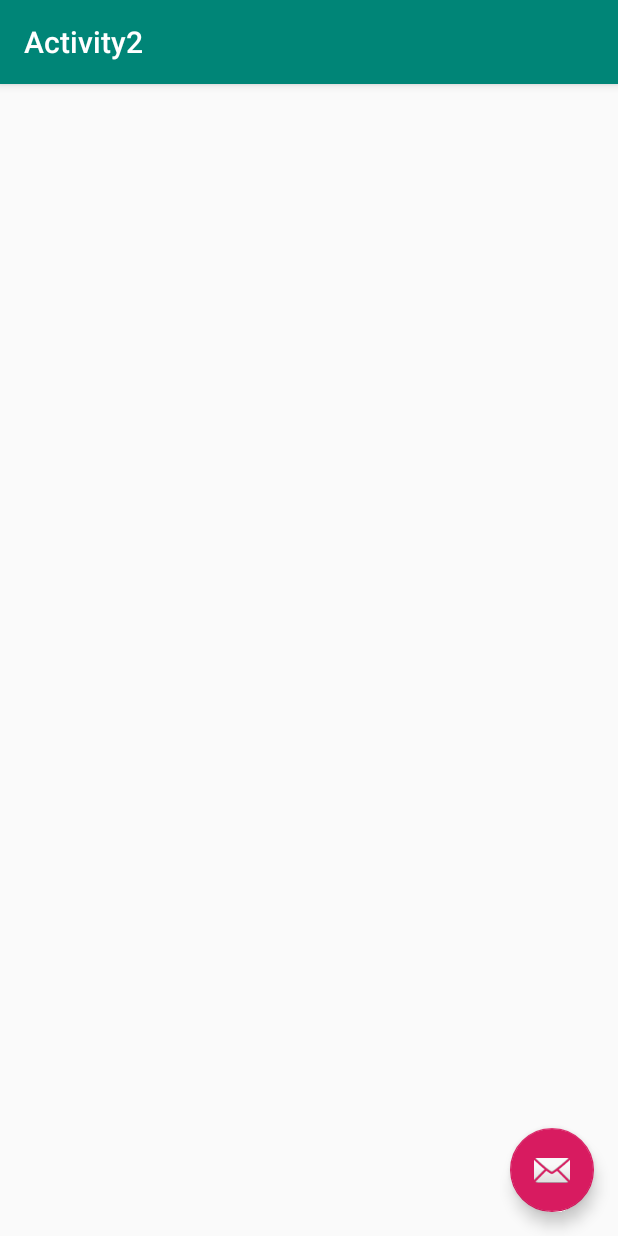
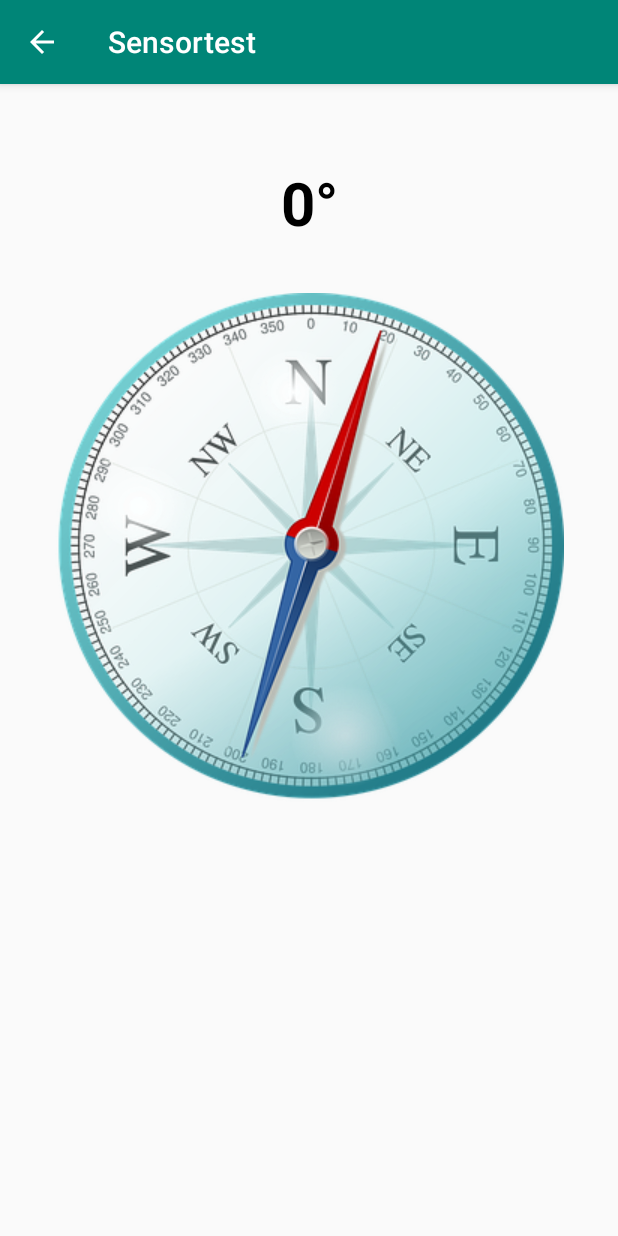
Before and after one commit to AlexandraBucei/Sensor, an Android app: the screen it shows after launch (Activity2 before the commit, Compass after it), after a tap on "COMPASS", on a phone screen of 412 x 824 dp. Run offline under Robolectric (Android 15) with nearby library versions, the phone set to English and light mode, and no system bars.

Commit message:
Commit one

```diff
--- a/app/src/main/java/com/example/myfirstapp/Activity2.java
+++ /dev/null
@@ -1,32 +0,0 @@
-package com.example.myfirstapp;
-
-import android.os.Bundle;
-
-import com.google.android.material.floatingactionbutton.FloatingActionButton;
-import com.google.android.material.snackbar.Snackbar;
-
-import androidx.appcompat.app.AppCompatActivity;
-import androidx.appcompat.widget.Toolbar;
-
-import android.view.View;
-
-public class Activity2 extends AppCompatActivity {
-
-    @Override
-    protected void onCreate(Bundle savedInstanceState) {
-        super.onCreate(savedInstanceState);
-        setContentView(R.layout.activity_2);
-        Toolbar toolbar = findViewById(R.id.toolbar);
-        setSupportActionBar(toolbar);
-
-        FloatingActionButton fab = findViewById(R.id.fab);
-        fab.setOnClickListener(new View.OnClickListener() {
-            @Override
-            public void onClick(View view) {
-                Snackbar.make(view, "Replace with your own action", Snackbar.LENGTH_LONG)
-                        .setAction("Action", null).show();
-            }
-        });
-    }
-
-}
--- /dev/null
+++ b/app/src/main/java/com/example/myfirstapp/Compass.java
@@ -0,0 +1,166 @@
+package com.example.myfirstapp;
+
+import androidx.appcompat.app.AlertDialog;
+import androidx.appcompat.app.AppCompatActivity;
+
+import android.content.DialogInterface;
+import android.hardware.Sensor;
+import android.hardware.SensorEvent;
+import android.hardware.SensorEventListener;
+import android.hardware.SensorManager;
+import android.media.MediaPlayer;
+import android.os.Bundle;
+import android.os.Vibrator;
+import android.view.View;
+import android.widget.ImageView;
+import android.widget.TextView;
+
+
+
+public class Compass extends AppCompatActivity implements SensorEventListener {
+    ImageView compass_img;
+    TextView txt_compass;
+    MediaPlayer mediaPlayer;
+    Vibrator vibrator;
+    View view;
+    int mAzimuth;
+    private SensorManager mSensorManager;
+    private Sensor mRotationV, mAccelerometer, mMagnetometer;
+    boolean haveSensor = false, haveSensor2 = false;
+    float[] rMat = new float[9];
+    float[] orientation = new float[3];
+    private float[] mLastAccelerometer = new float[3];
+    private float[] mLastMagnetometer = new float[3];
+    private boolean mLastAccelerometerSet = false;
+    private boolean mLastMagnetometerSet = false;
+
+    @Override
+    protected void onCreate(Bundle savedInstanceState) {
+        super.onCreate(savedInstanceState);
+        setContentView(R.layout.activity_compass);
+
+        mSensorManager = (SensorManager) getSystemService(SENSOR_SERVICE);
+        compass_img = (ImageView) findViewById(R.id.img_compass);
+        txt_compass = (TextView) findViewById(R.id.txt_azimuth);
+
+        mediaPlayer = MediaPlayer.create(getApplicationContext(), R.raw.water);
+        vibrator = (Vibrator) getSystemService(VIBRATOR_SERVICE);
+        view = this.getWindow().getDecorView();
+
+
+        start();
+
+    }
+
+    @Override
+    public void onSensorChanged(SensorEvent event) {
+        if (event.sensor.getType() == Sensor.TYPE_ROTATION_VECTOR) {
+            SensorManager.getRotationMatrixFromVector(rMat, event.values);
+            mAzimuth = (int) (Math.toDegrees(SensorManager.getOrientation(rMat, orientation)[0]) + 360) % 360;
+        }
+
+        if (event.sensor.getType() == Sensor.TYPE_ACCELEROMETER) {
+            System.arraycopy(event.values, 0, mLastAccelerometer, 0, event.values.length);
+            mLastAccelerometerSet = true;
+        } else if (event.sensor.getType() == Sensor.TYPE_MAGNETIC_FIELD) {
+            System.arraycopy(event.values, 0, mLastMagnetometer, 0, event.values.length);
+            mLastMagnetometerSet = true;
+        }
+        if (mLastAccelerometerSet && mLastMagnetometerSet) {
+            SensorManager.getRotationMatrix(rMat, null, mLastAccelerometer, mLastMagnetometer);
+            SensorManager.getOrientation(rMat, orientation);
+            mAzimuth = (int) (Math.toDegrees(SensorManager.getOrientation(rMat, orientation)[0]) + 360) % 360;
+        }
+
+        mAzimuth = Math.round(mAzimuth);
+        compass_img.setRotation(mAzimuth);
+
+        String where = "NW";
+
+        if(mAzimuth >= 350 || mAzimuth <= 10){
+            mediaPlayer.start();
+            vibrator.vibrate(100);
+            view.setBackgroundResource(R.color.gray);
+        }
+
+        if (mAzimuth >= 350 || mAzimuth <= 10)
+            where = "N";
+        if (mAzimuth < 350 && mAzimuth > 280)
+            where = "NW";
+        if (mAzimuth <= 280 && mAzimuth > 260)
+            where = "W";
+        if (mAzimuth <= 260 && mAzimuth > 190)
+            where = "SW";
+        if (mAzimuth <= 190 && mAzimuth > 170)
+            where = "S";
+        if (mAzimuth <= 170 && mAzimuth > 100)
+            where = "SE";
+        if (mAzimuth <= 100 && mAzimuth > 80)
+            where = "E";
+        if (mAzimuth <= 80 && mAzimuth > 10)
+            where = "NE";
+
+
+        txt_compass.setText(mAzimuth + "° " + where);
+    }
+
+    @Override
+    public void onAccuracyChanged(Sensor sensor, int accuracy) {
+
+    }
+
+    public void start(){
+    if(mSensorManager.getDefaultSensor(Sensor.TYPE_ROTATION_VECTOR) == null){
+        if((mSensorManager.getDefaultSensor(Sensor.TYPE_ACCELEROMETER) == null) ||
+        (mSensorManager.getDefaultSensor(Sensor.TYPE_MAGNETIC_FIELD) == null)){
+            noSensorsAlert();
+            }else {
+            mAccelerometer = mSensorManager.getDefaultSensor(Sensor.TYPE_ACCELEROMETER);
+            mMagnetometer = mSensorManager.getDefaultSensor(Sensor.TYPE_MAGNETIC_FIELD);
+            haveSensor = mSensorManager.registerListener(this, mAccelerometer, SensorManager.SENSOR_DELAY_UI);
+            haveSensor2 = mSensorManager.registerListener(this, mMagnetometer, SensorManager.SENSOR_DELAY_UI);
+            }
+            }else{
+        mRotationV = mSensorManager.getDefaultSensor(Sensor.TYPE_ROTATION_VECTOR);
+        haveSensor = mSensorManager.registerListener(this, mRotationV, SensorManager.SENSOR_DELAY_UI);
+            }
+    }
+
+    public void noSensorsAlert(){
+        AlertDialog.Builder alertDialog = new AlertDialog.Builder(this);
+        alertDialog.setMessage("Your device doesn't support the compass.")
+                .setCancelable(false)
+                .setNegativeButton("Close", new DialogInterface.OnClickListener() {
+                    @Override
+                    public void onClick(DialogInterface dialog, int which) {
+                        finish();
+                    }
+                });
+        alertDialog.show();
+    }
+
+    public void stop(){
+        if(haveSensor && haveSensor2){
+            mSensorManager.unregisterListener(this, mAccelerometer);
+            mSensorManager.unregisterListener(this, mMagnetometer);
+        }else{
+            if(haveSensor){
+                mSensorManager.unregisterListener(this, mRotationV);
+            }
+        }
+    }
+
+    @Override
+    protected void onPause(){
+        super.onPause();
+        mediaPlayer.stop();
+        mediaPlayer.release();
+        stop();
+    }
+
+    @Override
+    protected  void onResume(){
+        super.onResume();
+        start();
+    }
+}
--- a/app/src/main/java/com/example/myfirstapp/MainActivity.java
+++ b/app/src/main/java/com/example/myfirstapp/MainActivity.java
@@ -1,5 +1,6 @@
 package com.example.myfirstapp;
 
+import androidx.annotation.NonNull;
 import androidx.appcompat.app.AppCompatActivity;
 
 import android.content.Intent;
@@ -9,21 +10,23 @@ import android.widget.Button;
 
 public class MainActivity extends AppCompatActivity {
 
+
     @Override
     protected void onCreate(Bundle savedInstanceState) {
         super.onCreate(savedInstanceState);
         setContentView(R.layout.activity_main);
+
+
     }
 
     public void buttonOnClick(View v){
-        // do someating when the button is clicked
         Button button = (Button) v;
-        startActivity(new Intent(getApplicationContext(), Activity2.class));
+        startActivity(new Intent(getApplicationContext(), Compass.class));
     }
 
     public void buttonOnClick2(View v){
         Button button = (Button) v;
-        startActivity(new Intent(getApplicationContext(), Activity3.class));
+        startActivity(new Intent(getApplicationContext(), Accelerometers.class));
 
     }
 
--- a/app/src/main/res/layout/activity_3.xml
+++ b/app/src/main/res/layout/activity_.xml
@@ -4,6 +4,6 @@
     xmlns:tools="http://schemas.android.com/tools"
     android:layout_width="match_parent"
     android:layout_height="match_parent"
-    tools:context=".Activity3">
+    tools:context=".Compass">
 
 </androidx.constraintlayout.widget.ConstraintLayout>
--- a/app/src/main/res/layout/activity_2.xml
+++ /dev/null
@@ -1,33 +0,0 @@
-<?xml version="1.0" encoding="utf-8"?>
-<androidx.coordinatorlayout.widget.CoordinatorLayout xmlns:android="http://schemas.android.com/apk/res/android"
-    xmlns:app="http://schemas.android.com/apk/res-auto"
-    xmlns:tools="http://schemas.android.com/tools"
-    android:layout_width="match_parent"
-    android:layout_height="match_parent"
-    tools:context=".Activity2">
-
-    <com.google.android.material.appbar.AppBarLayout
-        android:layout_width="match_parent"
-        android:layout_height="wrap_content"
-        android:theme="@style/AppTheme.AppBarOverlay">
-
-        <androidx.appcompat.widget.Toolbar
-            android:id="@+id/toolbar"
-            android:layout_width="match_parent"
-            android:layout_height="?attr/actionBarSize"
-            android:background="?attr/colorPrimary"
-            app:popupTheme="@style/AppTheme.PopupOverlay" />
-
-    </com.google.android.material.appbar.AppBarLayout>
-
-    <include layout="@layout/content_2" />
-
-    <com.google.android.material.floatingactionbutton.FloatingActionButton
-        android:id="@+id/fab"
-        android:layout_width="wrap_content"
-        android:layout_height="wrap_content"
-        android:layout_gravity="bottom|end"
-        android:layout_margin="@dimen/fab_margin"
-        app:srcCompat="@android:drawable/ic_dialog_email" />
-
-</androidx.coordinatorlayout.widget.CoordinatorLayout>
--- /dev/null
+++ b/app/src/main/res/layout/activity_compass.xml
@@ -0,0 +1,50 @@
+<?xml version="1.0" encoding="utf-8"?>
+<androidx.coordinatorlayout.widget.CoordinatorLayout
+
+    xmlns:android="http://schemas.android.com/apk/res/android"
+    xmlns:app="http://schemas.android.com/apk/res-auto"
+    xmlns:tools="http://schemas.android.com/tools"
+    android:id="@+id/action_compass"
+    android:layout_width="match_parent"
+    android:layout_height="match_parent"
+    android:paddingLeft="@dimen/fab_margin"
+    android:paddingTop="@dimen/fab_margin"
+    android:paddingRight="@dimen/fab_margin"
+
+
+    android:paddingBottom="@dimen/fab_margin"
+    tools:context=".Compass">
+
+    <androidx.constraintlayout.widget.ConstraintLayout
+        android:layout_width="match_parent"
+        android:layout_height="match_parent">
+
+        <TextView
+            android:id="@+id/txt_azimuth"
+            android:layout_width="match_parent"
+            android:layout_height="wrap_content"
+            android:layout_centerHorizontal="true"
+            android:layout_marginTop="36dp"
+            android:text="0°"
+            android:textAlignment="center"
+            android:textColor="#000"
+            android:textSize="40sp"
+            android:textStyle="bold"
+            app:layout_constraintEnd_toEndOf="parent"
+            app:layout_constraintHorizontal_bias="0.0"
+            app:layout_constraintStart_toStartOf="parent"
+            app:layout_constraintTop_toTopOf="parent" />
+
+        <ImageView
+            android:id="@+id/img_compass"
+            android:layout_width="match_parent"
+            android:layout_height="wrap_content"
+            android:layout_below="@+id/txt_azimuth"
+            android:layout_marginTop="33dp"
+            android:src="@drawable/compass"
+            app:layout_constraintEnd_toEndOf="parent"
+            app:layout_constraintStart_toStartOf="parent"
+            app:layout_constraintTop_toBottomOf="@+id/txt_azimuth" />
+    </androidx.constraintlayout.widget.ConstraintLayout>
+
+</androidx.coordinatorlayout.widget.CoordinatorLayout>
--- a/app/src/main/res/layout/content_2.xml
+++ b/app/src/main/res/layout/content_2.xml
@@ -5,7 +5,7 @@
     android:layout_width="match_parent"
     android:layout_height="match_parent"
     app:layout_behavior="@string/appbar_scrolling_view_behavior"
-    tools:context=".Activity2"
-    tools:showIn="@layout/activity_2">
+    tools:context=".Compass"
+    tools:showIn="@layout/activity_compass">
 
 </androidx.constraintlayout.widget.ConstraintLayout>
--- a/app/src/main/res/values/colors.xml
+++ b/app/src/main/res/values/colors.xml
@@ -3,4 +3,6 @@
     <color name="colorPrimary">#008577</color>
     <color name="colorPrimaryDark">#00574B</color>
     <color name="colorAccent">#D81B60</color>
+    <color name="gray">#616161</color>
+    <color name="green">#4CAF50</color>
 </resources>
--- a/app/src/main/res/values/strings.xml
+++ b/app/src/main/res/values/strings.xml
@@ -1,5 +1,5 @@
 <resources>
-    <string name="app_name">My First App</string>
+    <string name="app_name">Sensortest</string>
     <string name="edit_message">Enter a message</string>
     <string name="button_send">Send</string>
     <string name="title_activity_2">Activity2</string>
```
Also changed, not shown: app/src/main/AndroidManifest.xml (+11 -6 lines), app/src/main/java/com/example/myfirstapp/Accelerometers.java (added, +61 -0 lines), app/src/main/java/com/example/myfirstapp/Activity3.java (deleted, +0 -14 lines), app/src/main/res/layout/activity_accelerometers.xml (added, +38 -0 lines), app/src/main/res/drawable/compass.png (added), app/src/main/res/drawable/compass2.png (added), 1 other file.
